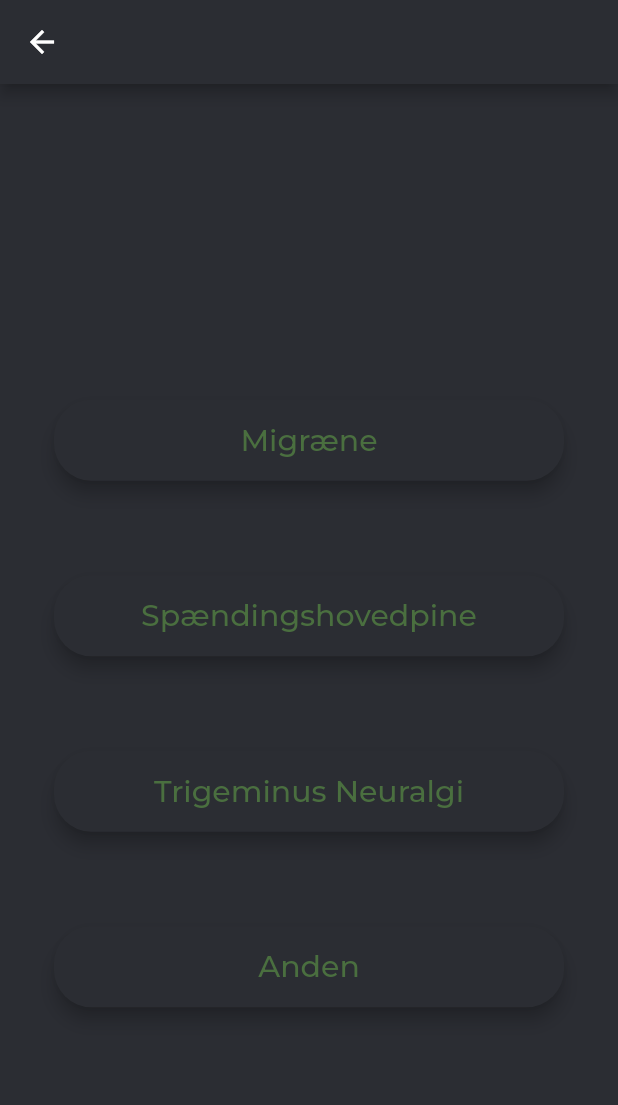
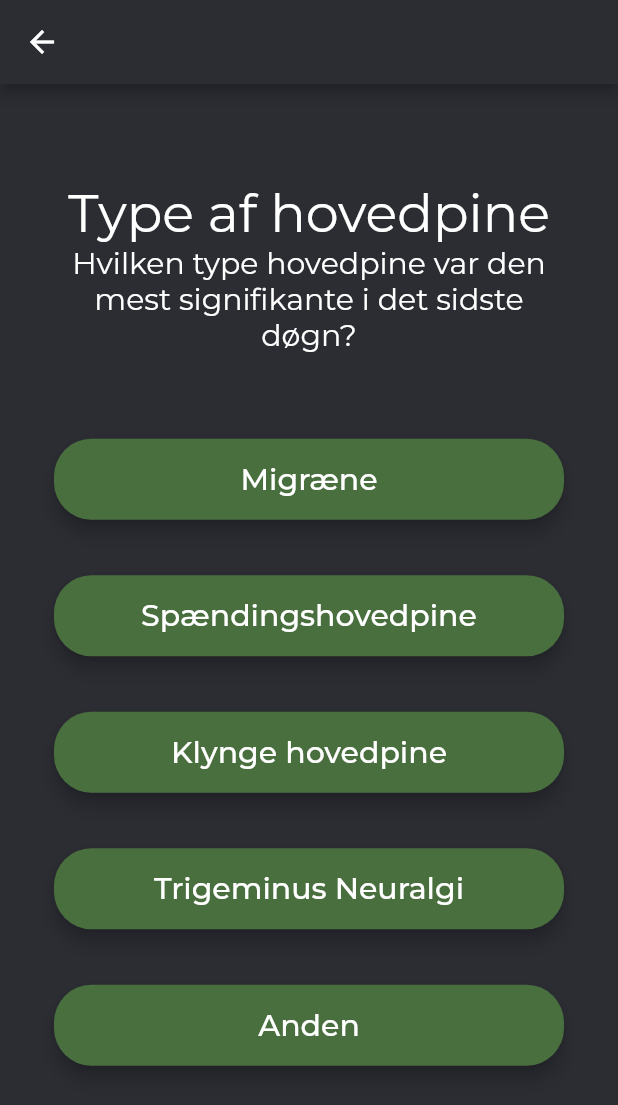
Before and after one commit to Inecon-io/DHC, a Flutter app: the TypeHeadache screen opened directly, on a phone screen of 412 x 824 dp. Shown: the top 1105 px of the screen. Run offline on Flutter 3.47's test engine with Material 2 defaults, Android fonts, the phone set to English and light mode, and no system bars; our stand-ins replace cloud_firestore, firebase_auth, firebase_core, google_fonts, shared_preferences; accounts and stored records are empty.

Commit message:
Update fonts

```diff
--- a/DHC/lib/Register/analgesics.dart
+++ b/DHC/lib/Register/analgesics.dart
@@ -2,6 +2,7 @@ import 'package:DHC/Register/typeAnalgesics.dart';
 import 'package:flutter/material.dart';
 import 'package:DHC/globalVariables.dart';
 import 'package:shared_preferences/shared_preferences.dart';
+import 'package:google_fonts/google_fonts.dart';
 
 class Analgesics extends StatefulWidget {
   @override
--- a/DHC/lib/Register/clusterAnalgesic.dart
+++ b/DHC/lib/Register/clusterAnalgesic.dart
@@ -2,6 +2,7 @@ import 'package:DHC/Register/intensity.dart';
 import 'package:flutter/material.dart';
 import 'package:DHC/globalVariables.dart';
 import 'package:shared_preferences/shared_preferences.dart';
+import 'package:google_fonts/google_fonts.dart';
 
 class ClusterAnalgesics extends StatefulWidget {
   @override
--- a/DHC/lib/Register/clusterAttacks.dart
+++ b/DHC/lib/Register/clusterAttacks.dart
@@ -2,6 +2,7 @@ import 'package:DHC/Register/clusterAverage.dart';
 import 'package:flutter/material.dart';
 import 'package:DHC/globalVariables.dart';
 import 'package:shared_preferences/shared_preferences.dart';
+import 'package:google_fonts/google_fonts.dart';
 
 class Attacks extends StatefulWidget {
   @override
--- a/DHC/lib/Register/clusterAverage.dart
+++ b/DHC/lib/Register/clusterAverage.dart
@@ -2,6 +2,7 @@ import 'package:DHC/Register/clusterAnalgesic.dart';
 import 'package:flutter/material.dart';
 import 'package:DHC/globalVariables.dart';
 import 'package:shared_preferences/shared_preferences.dart';
+import 'package:google_fonts/google_fonts.dart';
 
 class AverageCluster extends StatefulWidget {
   @override
--- a/DHC/lib/Register/confirm.dart
+++ b/DHC/lib/Register/confirm.dart
@@ -2,6 +2,7 @@ import 'package:DHC/home.dart';
 import 'package:flutter/material.dart';
 import 'package:DHC/globalVariables.dart';
 import 'package:shared_preferences/shared_preferences.dart';
+import 'package:google_fonts/google_fonts.dart';
 
 class Confirm extends StatefulWidget {
   @override
--- a/DHC/lib/Register/duration.dart
+++ b/DHC/lib/Register/duration.dart
@@ -2,6 +2,7 @@ import 'package:DHC/Register/intensity.dart';
 import 'package:flutter/material.dart';
 import 'package:DHC/globalVariables.dart';
 import 'package:shared_preferences/shared_preferences.dart';
+import 'package:google_fonts/google_fonts.dart';
 
 class Duration extends StatefulWidget {
   @override
--- a/DHC/lib/Register/intensity.dart
+++ b/DHC/lib/Register/intensity.dart
@@ -2,6 +2,7 @@ import 'package:DHC/Register/analgesics.dart';
 import 'package:flutter/material.dart';
 import 'package:DHC/globalVariables.dart';
 import 'package:shared_preferences/shared_preferences.dart';
+import 'package:google_fonts/google_fonts.dart';
 
 class Intensity extends StatefulWidget {
   @override
--- a/DHC/lib/Register/overview.dart
+++ b/DHC/lib/Register/overview.dart
@@ -2,6 +2,7 @@ import 'package:DHC/Register/confirm.dart';
 import 'package:flutter/material.dart';
 import 'package:DHC/globalVariables.dart';
 import 'package:shared_preferences/shared_preferences.dart';
+import 'package:google_fonts/google_fonts.dart';
 
 class Overview extends StatefulWidget {
   @override
--- a/DHC/lib/Register/prepAnalgesics.dart
+++ b/DHC/lib/Register/prepAnalgesics.dart
@@ -2,6 +2,7 @@ import 'package:DHC/Register/overview.dart';
 import 'package:flutter/material.dart';
 import 'package:DHC/globalVariables.dart';
 import 'package:shared_preferences/shared_preferences.dart';
+import 'package:google_fonts/google_fonts.dart';
 
 class PrepAnalgesics extends StatefulWidget {
   @override
--- a/DHC/lib/Register/trineAttacks.dart
+++ b/DHC/lib/Register/trineAttacks.dart
@@ -2,6 +2,7 @@ import 'package:DHC/Register/trineBackgroundPain.dart';
 import 'package:flutter/material.dart';
 import 'package:DHC/globalVariables.dart';
 import 'package:shared_preferences/shared_preferences.dart';
+import 'package:google_fonts/google_fonts.dart';
 
 class AttacksTriNe extends StatefulWidget {
   @override
--- a/DHC/lib/Register/trineBackgroundPain.dart
+++ b/DHC/lib/Register/trineBackgroundPain.dart
@@ -2,6 +2,7 @@ import 'package:DHC/Register/trineBackgroundPainYN.dart';
 import 'package:flutter/material.dart';
 import 'package:DHC/globalVariables.dart';
 import 'package:shared_preferences/shared_preferences.dart';
+import 'package:google_fonts/google_fonts.dart';
 
 class BackGroundPain extends StatefulWidget {
   @override
--- a/DHC/lib/Register/trineBackgroundPainYN.dart
+++ b/DHC/lib/Register/trineBackgroundPainYN.dart
@@ -2,6 +2,7 @@ import 'package:DHC/Register/duration.dart';
 import 'package:flutter/material.dart';
 import 'package:DHC/globalVariables.dart';
 import 'package:shared_preferences/shared_preferences.dart';
+import 'package:google_fonts/google_fonts.dart';
 
 class BackGroundPainYN extends StatefulWidget {
   @override
--- a/DHC/lib/Register/typeAnalgesics.dart
+++ b/DHC/lib/Register/typeAnalgesics.dart
@@ -2,6 +2,7 @@ import 'package:DHC/Register/prepAnalgesics.dart';
 import 'package:flutter/material.dart';
 import 'package:DHC/globalVariables.dart';
 import 'package:shared_preferences/shared_preferences.dart';
+import 'package:google_fonts/google_fonts.dart';
 
 class TypeAnalgesics extends StatefulWidget {
   @override
--- a/DHC/lib/Register/typeHeadache.dart
+++ b/DHC/lib/Register/typeHeadache.dart
@@ -2,6 +2,7 @@ import 'package:DHC/Register/trineAttacks.dart';
 import 'package:DHC/Register/clusterAttacks.dart';
 import 'package:DHC/Register/duration.dart';
 import 'package:flutter/material.dart';
+import 'package:google_fonts/google_fonts.dart';
 import 'package:DHC/globalVariables.dart';
 import 'package:shared_preferences/shared_preferences.dart';
 
@@ -22,13 +23,23 @@ class _TypeHeadache extends State<TypeHeadache> {
     //future:
     //Firebase.initializeApp();
     void showAlertDialog(BuildContext context) {}
-
+    final describe = Text(
+      'Type af hovedpine',
+      textAlign: TextAlign.center,
+      style: GoogleFonts.montserrat(fontSize: 35, color: Colors.white),
+    );
+    final question = Text(
+      'Hvilken type hovedpine var den mest signifikante i det sidste døgn?',
+      textAlign: TextAlign.center,
+      style: GoogleFonts.montserrat(fontSize: 20, color: Colors.white),
+    );
     final fields = Padding(
       padding: EdgeInsets.only(top: 10.0),
       child: Column(
         mainAxisAlignment: MainAxisAlignment.start,
         children: <Widget>[
-          SizedBox(height: 50),
+          describe,
+          question,
           SizedBox(height: 20),
         ],
       ),
@@ -37,7 +48,7 @@ class _TypeHeadache extends State<TypeHeadache> {
     final migreane = Material(
       elevation: 5.0,
       borderRadius: BorderRadius.circular(25.0),
-      color: DHCGray,
+      color: DHCGreen,
       child: MaterialButton(
         minWidth: mq.size.width / 1.2,
         padding: EdgeInsets.fromLTRB(10.0, 15.0, 10.0, 15.0),
@@ -46,7 +57,7 @@ class _TypeHeadache extends State<TypeHeadache> {
           textAlign: TextAlign.center,
           style: TextStyle(
             fontSize: 20.0,
-            color: DHCGreen,
+            color: Colors.white,
             fontFamily: "MontSerrat",
           ),
         ),
@@ -63,7 +74,7 @@ class _TypeHeadache extends State<TypeHeadache> {
     final tension = Material(
       elevation: 5.0,
       borderRadius: BorderRadius.circular(25.0),
-      color: DHCGray,
+      color: DHCGreen,
       child: MaterialButton(
         minWidth: mq.size.width / 1.2,
         padding: EdgeInsets.fromLTRB(10.0, 15.0, 10.0, 15.0),
@@ -72,7 +83,7 @@ class _TypeHeadache extends State<TypeHeadache> {
           textAlign: TextAlign.center,
           style: TextStyle(
             fontSize: 20.0,
-            color: DHCGreen,
+            color: Colors.white,
             fontFamily: "MontSerrat",
           ),
         ),
@@ -89,7 +100,7 @@ class _TypeHeadache extends State<TypeHeadache> {
     final cluster = Material(
       elevation: 5.0,
       borderRadius: BorderRadius.circular(25.0),
-      color: DHCGray,
+      color: DHCGreen,
       child: MaterialButton(
         minWidth: mq.size.width / 1.2,
         padding: EdgeInsets.fromLTRB(10.0, 15.0, 10.0, 15.0),
@@ -98,7 +109,7 @@ class _TypeHeadache extends State<TypeHeadache> {
           textAlign: TextAlign.center,
           style: TextStyle(
             fontSize: 20.0,
-            color: DHCGreen,
+            color: Colors.white,
             fontFamily: "MontSerrat",
           ),
         ),
@@ -112,10 +123,10 @@ class _TypeHeadache extends State<TypeHeadache> {
         },
       ),
     );
-    final trigeminus_neuralgi = Material(
+    final trigeminusNeuralgi = Material(
       elevation: 5.0,
       borderRadius: BorderRadius.circular(25.0),
-      color: DHCGray,
+      color: DHCGreen,
       child: MaterialButton(
         minWidth: mq.size.width / 1.2,
         padding: EdgeInsets.fromLTRB(10.0, 15.0, 10.0, 15.0),
@@ -124,7 +135,7 @@ class _TypeHeadache extends State<TypeHeadache> {
           textAlign: TextAlign.center,
           style: TextStyle(
             fontSize: 20.0,
-            color: DHCGreen,
+            color: Colors.white,
             fontFamily: "MontSerrat",
           ),
         ),
@@ -141,7 +152,7 @@ class _TypeHeadache extends State<TypeHeadache> {
     final other = Material(
       elevation: 5.0,
       borderRadius: BorderRadius.circular(25.0),
-      color: DHCGray,
+      color: DHCGreen,
       child: MaterialButton(
         minWidth: mq.size.width / 1.2,
         padding: EdgeInsets.fromLTRB(10.0, 15.0, 10.0, 15.0),
@@ -150,7 +161,7 @@ class _TypeHeadache extends State<TypeHeadache> {
           textAlign: TextAlign.center,
           style: TextStyle(
             fontSize: 20.0,
-            color: DHCGreen,
+            color: Colors.white,
             fontFamily: "MontSerrat",
           ),
         ),
@@ -185,7 +196,8 @@ class _TypeHeadache extends State<TypeHeadache> {
                 fields,
                 migreane,
                 tension,
-                trigeminus_neuralgi,
+                cluster,
+                trigeminusNeuralgi,
                 other,
                 Padding(
                   padding: EdgeInsets.only(bottom: 150),
--- a/DHC/lib/Register/unfilledDays.dart
+++ b/DHC/lib/Register/unfilledDays.dart
@@ -2,6 +2,7 @@ import 'package:DHC/Register/headacheYN.dart';
 import 'package:flutter/material.dart';
 import 'package:DHC/globalVariables.dart';
 import 'package:shared_preferences/shared_preferences.dart';
+import 'package:google_fonts/google_fonts.dart';
 
 class UnFilledDays extends StatefulWidget {
   @override
--- a/DHC/lib/main.dart
+++ b/DHC/lib/main.dart
@@ -27,7 +27,7 @@ class MyApp extends StatefulWidget {
 class Second extends StatelessWidget {
   @override
   Widget build(BuildContext context) {
-    ThemeData(fontFamily: 'Raleway');
+    ThemeData(fontFamily: 'MontSerrat');
     return ListView(children: <Widget>[
       SizedBox(height: 70),
       UnderText(),
```
